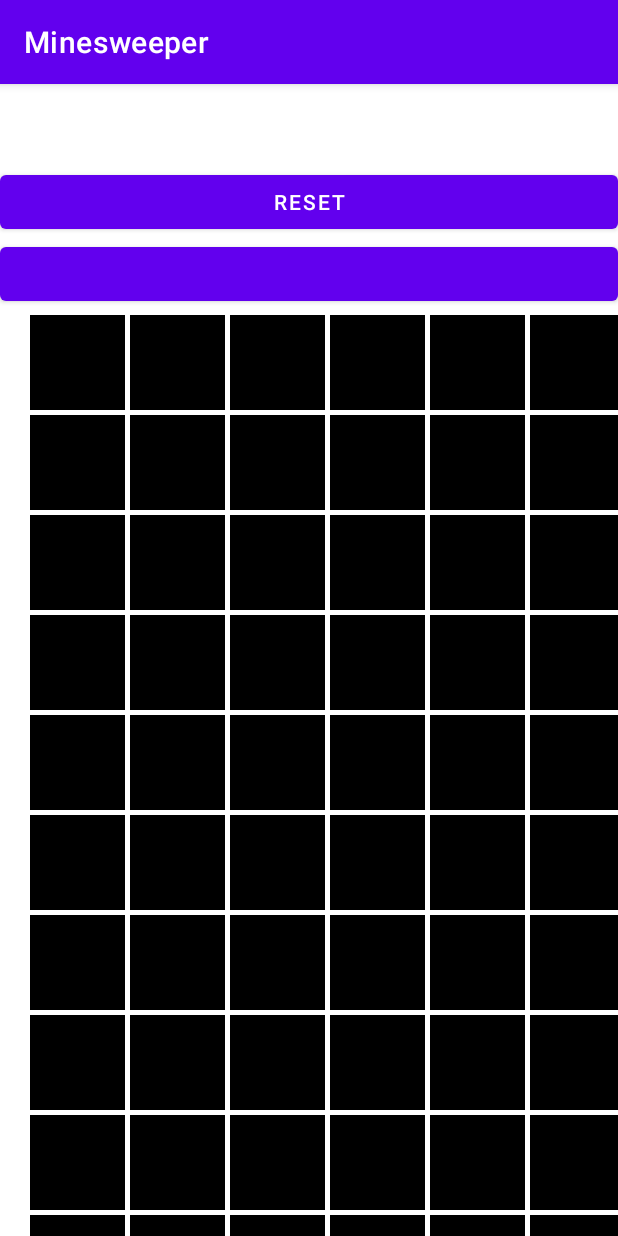
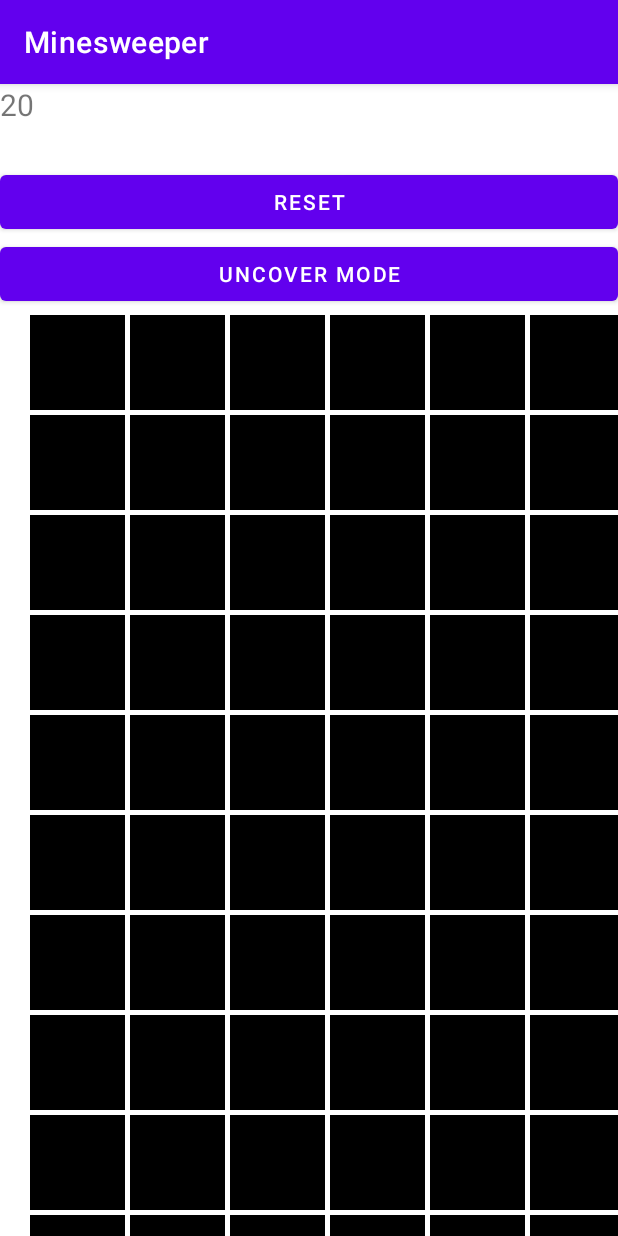
Before and after one commit to Tristan-Poisson/MD-minesweeper, an Android app: the screen it shows after launch (MainActivity), on a phone screen of 412 x 824 dp. Run offline under Robolectric (Android 15) with nearby library versions, the phone set to English and light mode, and no system bars.

Commit message:
Milestone 6

```diff
--- a/app/src/main/java/com/example/minesweeper/MainActivity.kt
+++ b/app/src/main/java/com/example/minesweeper/MainActivity.kt
@@ -1,6 +1,7 @@
 package com.example.minesweeper
 
 
+import android.annotation.SuppressLint
 import androidx.appcompat.app.AppCompatActivity
 import android.os.Bundle
 import android.view.View
@@ -8,18 +9,31 @@ import android.widget.Button
 import android.widget.TextView
 
 class MainActivity : AppCompatActivity() {
-    private lateinit var _textview: TextView
+    private lateinit var _ttmines: TextView
     private lateinit var _reset: Button
+    private lateinit var _uncover: Button
     private lateinit var _minesweeper: Minesweeper
 
+    @SuppressLint("SetTextI18n")
     override fun onCreate(savedInstanceState: Bundle?) {
         super.onCreate(savedInstanceState)
         setContentView(R.layout.activity_main)
-
+        _minesweeper = findViewById(R.id.minesweeper)
+        _ttmines = findViewById(R.id.ttmines)
+        _ttmines.text = "20"
         _reset = findViewById<Button>(R.id.reset)
-        _minesweeper = findViewById(R.id.minesweeper)
         _reset.setOnClickListener {
             _minesweeper.reset()
         }
+        _uncover = findViewById<Button>(R.id.uncover)
+        _uncover.setOnClickListener {
+            if (_minesweeper.mode) {
+                _minesweeper.mode = false
+                _uncover.text = "Marking Mode"
+            } else {
+                _minesweeper.mode = true
+                _uncover.text = "Uncover Mode"
+            }
+        }
     }
 }
--- a/app/src/main/res/layout/activity_main.xml
+++ b/app/src/main/res/layout/activity_main.xml
@@ -11,14 +11,14 @@
         android:layout_width="wrap_content"
         android:layout_height="wrap_content"
         android:text=""
-        android:id="@+id/textview1"
+        android:id="@+id/ttmines"
         android:textSize="20sp"
         />
     <TextView
         android:layout_width="wrap_content"
         android:layout_height="wrap_content"
         android:text=""
-        android:id="@+id/textview2"
+        android:id="@+id/mines"
         android:textSize="20sp"
         />
     <Button
@@ -28,8 +28,11 @@
         android:text="@string/reset"
         />
     <Button
+        android:id="@+id/uncover"
         android:layout_width="match_parent"
-        android:layout_height="wrap_content"/>
+        android:layout_height="wrap_content"
+        android:text="@string/uncover_mode"
+        />
     <com.example.minesweeper.Minesweeper
         android:id="@+id/minesweeper"
         android:layout_height="match_parent"
--- a/app/src/main/res/values/strings.xml
+++ b/app/src/main/res/values/strings.xml
@@ -1,4 +1,5 @@
 <resources>
     <string name="app_name">Minesweeper</string>
     <string name="reset">Reset</string>
+    <string name="uncover_mode">Uncover Mode</string>
 </resources>
```
Also changed, not shown: app/src/main/java/com/example/minesweeper/Minesweeper.kt (+23 -3 lines).
